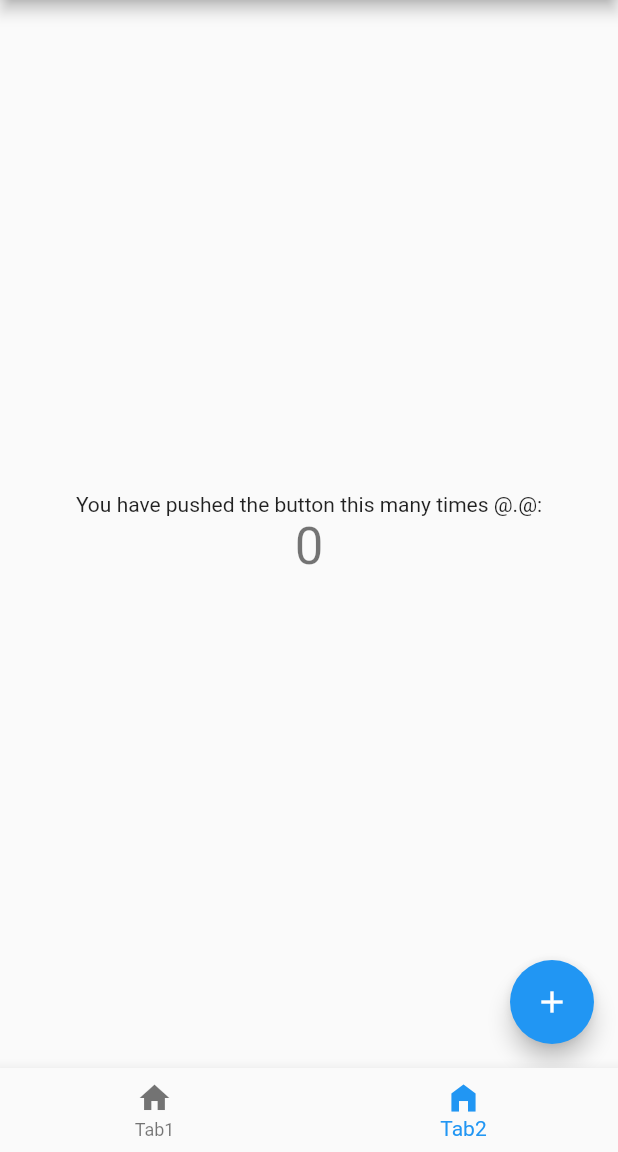
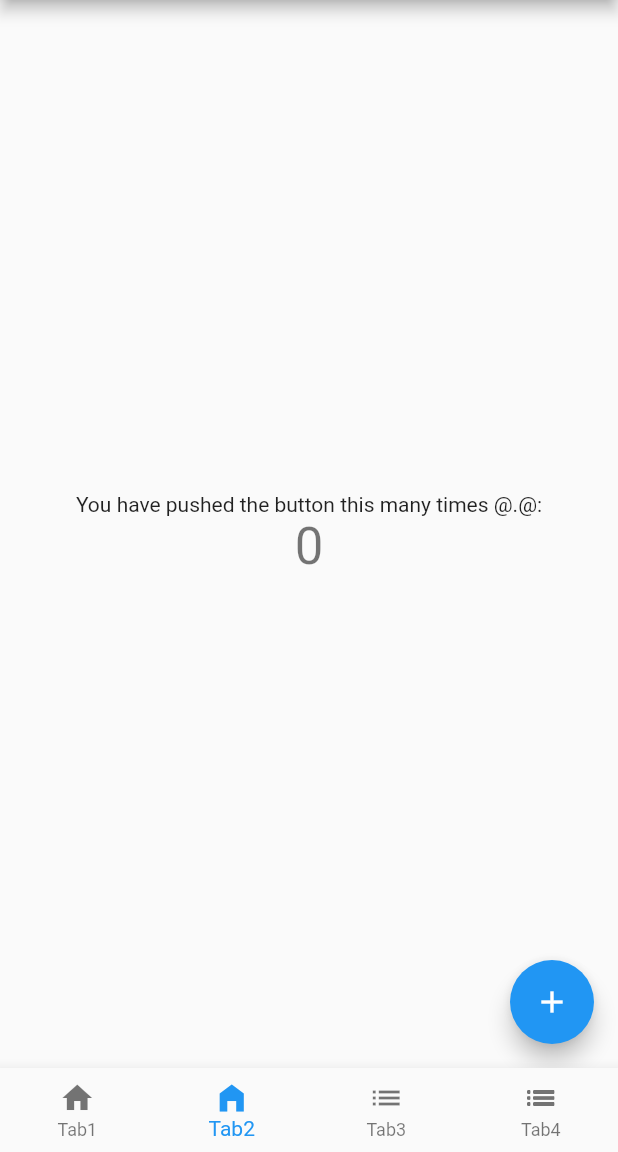
Before and after one commit to kmslab20/flutterfirst, a Flutter app: the MySecondPage screen opened by its route, item 2 of the bottom bar chosen, on a phone screen of 412 x 824 dp, the part 84-1236 px from its top. Run offline on Flutter 3.47's test engine with Material 2 defaults, Android fonts, the phone set to English and light mode, and no system bars; our stand-ins replace fluttertoast, get.

Commit message:
Normal ListView and ListView with Custom Widget

```diff
--- a/lib/screens/second/pages/second_page_two.dart
+++ b/lib/screens/second/pages/second_page_two.dart
@@ -1,36 +1,17 @@
 import 'package:flutter/material.dart';
+import 'package:get/get.dart';
 
-class MySecondPageFragmentTwo extends StatefulWidget {
+import '../../../count_controller_with_reactive.dart';
+
+class MySecondPageFragmentTwo extends StatelessWidget {
   const MySecondPageFragmentTwo({super.key, required this.title});
 
   final String title;
 
   @override
-  State<MySecondPageFragmentTwo> createState() => _MySecondPageFragmentTwoState();
-}
+  Widget build(BuildContext context) {
+    final CountControllerWithReactive c = Get.put(CountControllerWithReactive());
 
-class _MySecondPageFragmentTwoState extends State<MySecondPageFragmentTwo> {
-  int _counter = 0;
-
-  void _incrementCounter() {
-    setState(() {
-      // This call to setState tells the Flutter framework that something has
-      // changed in this State, which causes it to rerun the build method below
-      // so that the display can reflect the updated values. If we changed
-      // _counter without calling setState(), then the build method would not be
-      // called again, and so nothing would appear to happen.
-      _counter++;
-    });
-  }
-
-  @override
-  Widget build(BuildContext context) {
-    // This method is rerun every time setState is called, for instance as done
-    // by the _incrementCounter method above.
-    //
-    // The Flutter framework has been optimized to make rerunning build methods
-    // fast, so that you can just rebuild anything that needs updating rather
-    // than having to individually change instances of widgets.
     return Scaffold(
         body: Center(
           // Center is a layout widget. It takes a single child and positions it
@@ -55,18 +36,21 @@ class _MySecondPageFragmentTwoState extends State<MySecondPageFragmentTwo> {
               const Text(
                 'You have pushed the button this many times @.@:',
               ),
-            Text(
-              '$_counter',
+              Obx(() {
+                return Text(
+                    '${c.count}',
                     style: Theme.of(context).textTheme.headline4,
-            ),
+                  );
+              })
             ],
           ),
         ),
-      floatingActionButton: FloatingActionButton(
-        onPressed: _incrementCounter,
+        floatingActionButton:  FloatingActionButton(
+            onPressed: () => c.increase(),
             tooltip: 'Increment',
             child: const Icon(Icons.add),
-      ),
+          )
     );
+
   }
 }
--- a/lib/screens/second/second_screen.dart
+++ b/lib/screens/second/second_screen.dart
@@ -1,5 +1,7 @@
 import 'package:flutter/material.dart';
+import 'package:flutterfirst/screens/second/pages/second_page_four.dart';
 import 'package:flutterfirst/screens/second/pages/second_page_one.dart';
+import 'package:flutterfirst/screens/second/pages/second_page_three.dart';
 import 'package:flutterfirst/screens/second/pages/second_page_two.dart';
 
 class MySecondPage extends StatefulWidget {
@@ -14,7 +16,10 @@ class MySecondPage extends StatefulWidget {
 class _MySecondPageState extends State<MySecondPage> {
   int _counter = 0;
   int _tabIndex = 0;
-  final _fragments = [const MySecondPageFragmentOne(title: 'first',), const MySecondPageFragmentTwo(title: 'second')];
+  final _fragments = [const MySecondPageFragmentOne(title: 'first',),
+    const MySecondPageFragmentTwo(title: 'second'),
+    const MySecondPageFragmentThree(title: 'three'),
+    const MySecondPageFragmentFour(title: 'four')];
 
   void _incrementCounter() {
     setState(() {
@@ -43,6 +48,7 @@ class _MySecondPageState extends State<MySecondPage> {
       ),
       body: _fragments[_tabIndex],
       bottomNavigationBar: BottomNavigationBar(
+        type: BottomNavigationBarType.fixed,
         onTap: (index) => setState(() {
           _tabIndex = index;
         }),
@@ -55,6 +61,14 @@ class _MySecondPageState extends State<MySecondPage> {
           BottomNavigationBarItem(
               label: 'Tab2',
               icon: Icon(Icons.home_filled)
+          ),
+          BottomNavigationBarItem(
+              label: 'Tab3',
+              icon: Icon(Icons.list)
+          ),
+          BottomNavigationBarItem(
+              label: 'Tab4',
+              icon: Icon(Icons.list_outlined)
           )],
       ),
     );
--- a/pubspec.yaml
+++ b/pubspec.yaml
@@ -37,6 +37,7 @@ dependencies:
   # Use with the CupertinoIcons class for iOS style icons.
   cupertino_icons: ^1.0.2
   get: ^4.6.5
+  fluttertoast: ^8.1.1
 
 dev_dependencies:
   flutter_test:
```
Also changed, not shown: lib/component/ex_item_container.dart (added, +35 -0 lines), lib/component/ex_item_custom_container.dart (added, +90 -0 lines), lib/data/ex_list_model.dart (added, +20 -0 lines), lib/screens/second/pages/second_page_four.dart (added, +42 -0 lines), lib/screens/second/pages/second_page_three.dart (added, +42 -0 lines), pubspec.lock. Lines whose indentation alone changed are shown as unchanged.
